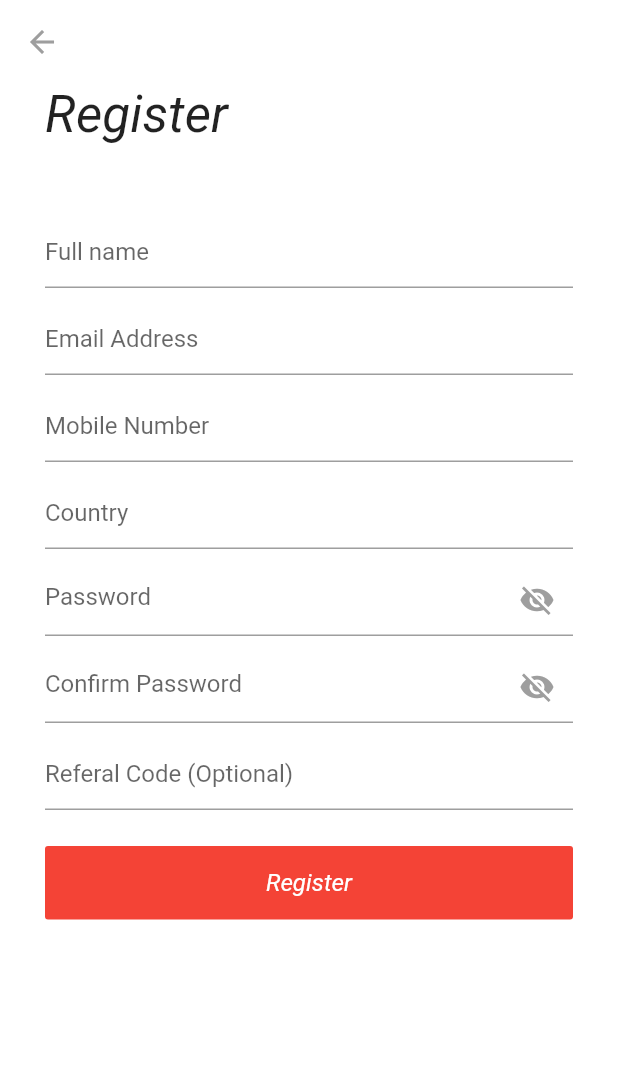
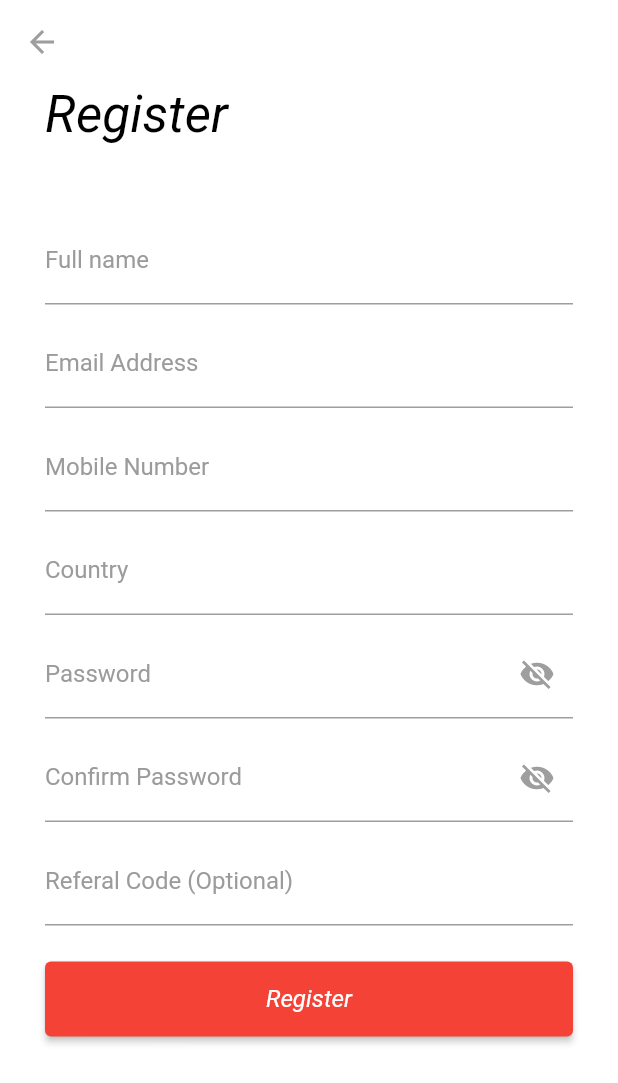
Before and after one commit to wesleyschneider/cwi-flutter, a Flutter app: the screen it shows after launch, after a tap on "Don't have an account?", on a phone screen of 412 x 824 dp. Shown: the top 1083 px of the screen. Run offline on Flutter 3.47's test engine with Material 2 defaults, Android fonts, the phone set to English and light mode, and no system bars; our stand-ins replace dio.

Commit message:
Exercicio: Cadastro usuários melhorias

```diff
--- a/cadastro_usuarios/lib/main.dart
+++ b/cadastro_usuarios/lib/main.dart
@@ -1,6 +1,7 @@
 import 'package:cadastro_usuarios/pages/login.page.dart';
 import 'package:cadastro_usuarios/pages/register.page.dart';
 import 'package:cadastro_usuarios/pages/verify_code.page.dart';
+import 'package:cadastro_usuarios/utils/color.util.dart';
 import 'package:flutter/material.dart';
 
 void main() {
@@ -15,7 +16,48 @@ class MyApp extends StatelessWidget {
     return MaterialApp(
       title: 'User registration',
       theme: ThemeData(
-        primarySwatch: Colors.red,
+        scaffoldBackgroundColor: Colors.white,
+        textTheme: TextTheme(
+          headline4: TextStyle(
+            fontSize: 34,
+            fontStyle: FontStyle.italic,
+            fontWeight: FontWeight.w400,
+            color: ColorUtils.textColor,
+          ),
+          headline5: TextStyle(
+            fontSize: 17,
+            color: ColorUtils.textColor,
+            fontWeight: FontWeight.w400,
+          ),
+          bodyText2: TextStyle(
+            fontSize: 16,
+            fontWeight: FontWeight.w500,
+          ),
+        ),
+        primarySwatch: ColorUtils.primaryColor,
+        appBarTheme: AppBarTheme(
+          elevation: 0,
+          backgroundColor: Colors.white,
+          foregroundColor: Colors.grey,
+        ),
+        inputDecorationTheme: InputDecorationTheme(
+          labelStyle: TextStyle(
+            color: ColorUtils.labelColor,
+          ),
+        ),
+        elevatedButtonTheme: ElevatedButtonThemeData(
+          style: ElevatedButton.styleFrom(
+            primary: Colors.red,
+          ),
+        ),
+        textButtonTheme: TextButtonThemeData(
+          style: ElevatedButton.styleFrom(
+            textStyle: TextStyle(
+              fontWeight: FontWeight.w500,
+              fontSize: 16,
+            ),
+          ),
+        ),
       ),
       initialRoute: LoginPage.route,
       routes: {
--- a/cadastro_usuarios/lib/pages/login.page.dart
+++ b/cadastro_usuarios/lib/pages/login.page.dart
@@ -19,6 +19,8 @@ class _LoginPageState extends State<LoginPage> {
   final TextEditingController _emailController = TextEditingController();
   final TextEditingController _passwordController = TextEditingController();
 
+  final FocusNode _passwordFocus = FocusNode();
+
   _login() {
     dev.log('email: ' + _emailController.text, name: runtimeType.toString());
     dev.log('password: ' + _passwordController.text,
@@ -28,15 +30,9 @@ class _LoginPageState extends State<LoginPage> {
   @override
   Widget build(BuildContext context) {
     return Scaffold(
-      backgroundColor: Colors.white,
-      appBar: AppBar(
-        elevation: 0,
-        backgroundColor: Colors.white,
-        foregroundColor: Colors.grey,
-      ),
+      appBar: AppBar(),
       body: SingleChildScrollView(
-        child: SafeArea(
-          child: Container(
+        child: Padding(
           padding: const EdgeInsets.symmetric(horizontal: 30),
           child: Form(
             key: _formKey,
@@ -48,6 +44,9 @@ class _LoginPageState extends State<LoginPage> {
                 TextInputFormWidget(
                   label: 'Email Address',
                   controller: _emailController,
+                  onFieldSubmitted: (_) {
+                    _passwordFocus.requestFocus();
+                  },
                   keyboardType: TextInputType.emailAddress,
                   validator: (text) {
                     if (text == null || text.isEmpty) {
@@ -62,6 +61,7 @@ class _LoginPageState extends State<LoginPage> {
                   label: 'Password',
                   itsPassword: true,
                   controller: _passwordController,
+                  focusNode: _passwordFocus,
                   validator: (text) {
                     if (text == null || text.length < 3) {
                       return 'Invalid password';
@@ -98,7 +98,6 @@ class _LoginPageState extends State<LoginPage> {
           ),
         ),
       ),
-      ),
     );
   }
 }
--- a/cadastro_usuarios/lib/pages/register.page.dart
+++ b/cadastro_usuarios/lib/pages/register.page.dart
@@ -27,11 +27,21 @@ class RegisterPage extends StatelessWidget {
       TextEditingController();
   final TextEditingController _referalCodeController = TextEditingController();
 
+  final FocusNode _emailFocus = FocusNode();
+  final FocusNode _mobileFocus = FocusNode();
+  final FocusNode _countryFocus = FocusNode();
+  final FocusNode _passwordFocus = FocusNode();
+  final FocusNode _passwordConfirmationFocus = FocusNode();
+  final FocusNode _referalCodeFocus = FocusNode();
+
   List<Widget> buildInputsForm() {
     return [
       TextInputFormWidget(
         label: 'Full name',
         controller: _nameController,
+        onFieldSubmitted: (_) {
+          _emailFocus.requestFocus();
+        },
         validator: (text) {
           if (text == null || text.isEmpty) {
             return 'Required field';
@@ -45,6 +55,10 @@ class RegisterPage extends StatelessWidget {
         label: 'Email Address',
         initialValue: args.initialEmail,
         controller: _emailController,
+        focusNode: _emailFocus,
+        onFieldSubmitted: (_) {
+          _mobileFocus.requestFocus();
+        },
         keyboardType: TextInputType.emailAddress,
         validator: (text) {
           if (text == null || text.isEmpty) {
@@ -58,6 +72,10 @@ class RegisterPage extends StatelessWidget {
       TextInputFormWidget(
         label: 'Mobile Number',
         controller: _mobileController,
+        focusNode: _mobileFocus,
+        onFieldSubmitted: (_) {
+          _countryFocus.requestFocus();
+        },
         keyboardType: TextInputType.phone,
         validator: (text) {
           if (text == null || text.isEmpty) {
@@ -71,6 +89,10 @@ class RegisterPage extends StatelessWidget {
       TextInputFormWidget(
         label: 'Country',
         controller: _countryController,
+        focusNode: _countryFocus,
+        onFieldSubmitted: (_) {
+          _passwordFocus.requestFocus();
+        },
         validator: (text) {
           if (text == null || text.isEmpty) {
             return 'Required field';
@@ -84,6 +106,10 @@ class RegisterPage extends StatelessWidget {
         label: 'Password',
         itsPassword: true,
         controller: _passwordController,
+        focusNode: _passwordFocus,
+        onFieldSubmitted: (_) {
+          _passwordConfirmationFocus.requestFocus();
+        },
         validator: (text) {
           if (text == null || text.length < 3) {
             return 'Invalid password';
@@ -97,6 +123,10 @@ class RegisterPage extends StatelessWidget {
         label: 'Confirm Password',
         itsPassword: true,
         controller: _passwordConfirmationController,
+        focusNode: _passwordConfirmationFocus,
+        onFieldSubmitted: (_) {
+          _referalCodeFocus.requestFocus();
+        },
         validator: (text) {
           if (text == null || text.length < 3) {
             return 'Invalid password';
@@ -109,6 +139,7 @@ class RegisterPage extends StatelessWidget {
       TextInputFormWidget(
         label: 'Referal Code (Optional)',
         controller: _referalCodeController,
+        focusNode: _referalCodeFocus,
       ),
       SizedBox(
         height: 24,
@@ -155,15 +186,9 @@ class RegisterPage extends StatelessWidget {
   @override
   Widget build(BuildContext context) {
     return Scaffold(
-      backgroundColor: Colors.white,
-      appBar: AppBar(
-        elevation: 0,
-        backgroundColor: Colors.white,
-        foregroundColor: Colors.grey,
-      ),
+      appBar: AppBar(),
       body: SingleChildScrollView(
-        child: SafeArea(
-          child: Container(
+        child: Padding(
           padding: const EdgeInsets.symmetric(horizontal: 30),
           child: Form(
             key: _formKey,
@@ -186,7 +211,6 @@ class RegisterPage extends StatelessWidget {
           ),
         ),
       ),
-      ),
     );
   }
 }
--- /dev/null
+++ b/cadastro_usuarios/lib/utils/color.util.dart
@@ -0,0 +1,9 @@
+import 'package:flutter/material.dart';
+
+class ColorUtils {
+  static Color textColor = Color(0xFF000000);
+  static Color primaryColor = Colors.red;
+  static Color labelColor = Color(0xFF9B9B9B);
+  static Color backgroundColor = Color(0xFFFFFFFF);
+  static Color greyColor = Colors.grey;
+}
--- a/cadastro_usuarios/lib/widgets/button.widget.dart
+++ b/cadastro_usuarios/lib/widgets/button.widget.dart
@@ -12,22 +12,17 @@ class ButtonWidget extends StatelessWidget {
 
   @override
   Widget build(BuildContext context) {
-    return GestureDetector(
-      onTap: () => onTap(),
-      child: Container(
-        padding: EdgeInsets.symmetric(vertical: 15),
-        width: MediaQuery.of(context).size.width,
-        alignment: Alignment.center,
-        decoration: BoxDecoration(
-          color: Colors.red,
-          borderRadius: BorderRadius.circular(2),
-        ),
+    return SizedBox(
+      height: 50,
+      width: MediaQuery.of(context).size.width,
+      child: ElevatedButton(
+        onPressed: () => onTap(),
         child: Text(
           title,
           style: TextStyle(
             fontSize: 16,
             fontStyle: FontStyle.italic,
-            color: Colors.white,
+            fontWeight: FontWeight.w400,
           ),
         ),
       ),
--- a/cadastro_usuarios/lib/widgets/text_input_form.widget.dart
+++ b/cadastro_usuarios/lib/widgets/text_input_form.widget.dart
@@ -10,6 +10,8 @@ class TextInputFormWidget extends StatefulWidget {
   final String? initialValue;
   final int? maxLength;
   final TextAlign? textAlign;
+  final FocusNode? focusNode;
+  final Function(String)? onFieldSubmitted;
 
   const TextInputFormWidget({
     Key? key,
@@ -21,6 +23,8 @@ class TextInputFormWidget extends StatefulWidget {
     this.initialValue,
     this.maxLength,
     this.textAlign,
+    this.focusNode,
+    this.onFieldSubmitted,
   }) : super(key: key);
 
   @override
@@ -35,13 +39,16 @@ class _TextInputFormWidgetState extends State<TextInputFormWidget> {
     return TextFormField(
       obscureText: widget.itsPassword ? _isHiddenPass : false,
       controller: widget.controller,
+      focusNode: widget.focusNode,
       validator: widget.validator,
+      onFieldSubmitted: widget.onFieldSubmitted,
       inputFormatters: widget.maxLength != null
           ? [LengthLimitingTextInputFormatter(widget.maxLength)]
           : null,
       textAlign: widget.textAlign ?? TextAlign.left,
       decoration: InputDecoration(
-        hintText: widget.label,
+        labelText: widget.label,
+        labelStyle: Theme.of(context).inputDecorationTheme.labelStyle,
         suffixIcon: widget.itsPassword
             ? GestureDetector(
                 onTap: () {
--- a/cadastro_usuarios/lib/widgets/title_page.widget.dart
+++ b/cadastro_usuarios/lib/widgets/title_page.widget.dart
@@ -9,7 +9,7 @@ class TitlePageWidget extends StatelessWidget {
   Widget build(BuildContext context) {
     return Text(
       label,
-      style: TextStyle(fontSize: 34, fontStyle: FontStyle.italic),
+      style: Theme.of(context).textTheme.headline4,
     );
   }
 }
```
Also changed, not shown: cadastro_usuarios/lib/pages/verify_code.page.dart (+19 -10 lines). Lines whose indentation alone changed are shown as unchanged.
